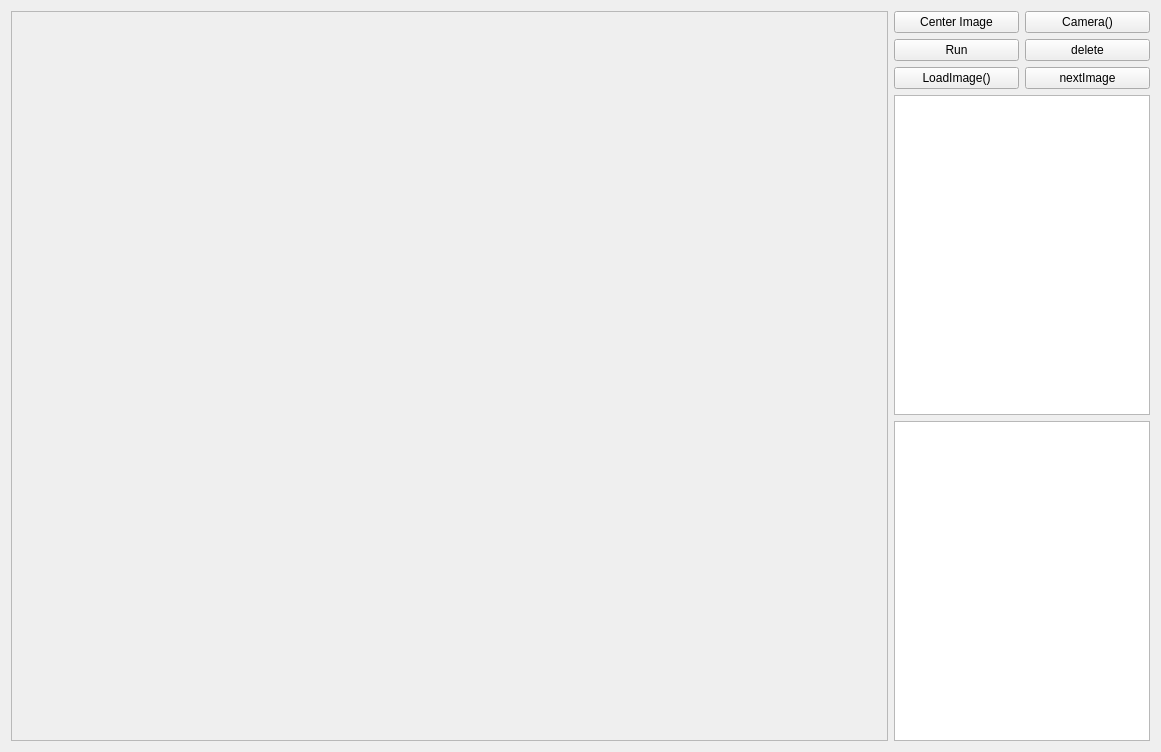
Before: the Qt Designer form MainWindow/form.ui in lsl0923/Version-Software, drawn with Qt 5.
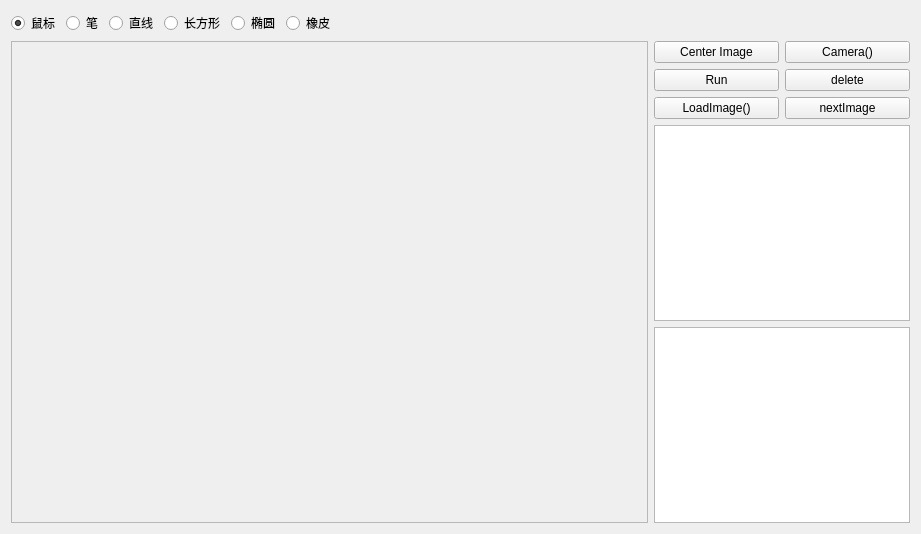
After: the same form once the commit is applied.

```diff
--- a/MainWindow/form.ui
+++ b/MainWindow/form.ui
@@ -6,8 +6,8 @@
    <rect>
     <x>0</x>
     <y>0</y>
-    <width>1161</width>
-    <height>752</height>
+    <width>921</width>
+    <height>534</height>
    </rect>
   </property>
   <property name="acceptDrops">
@@ -16,7 +16,102 @@
   <property name="windowTitle">
    <string>Form</string>
   </property>
-  <layout class="QHBoxLayout" name="horizontalLayout_3" stretch="1,0">
+  <layout class="QVBoxLayout" name="verticalLayout_5">
+   <item>
+    <layout class="QVBoxLayout" name="verticalLayout_4">
+     <item>
+      <layout class="QHBoxLayout" name="horizontalLayout_5">
+       <item>
+        <layout class="QHBoxLayout" name="horizontalLayout_3">
+         <item>
+          <widget class="QRadioButton" name="mouse">
+           <property name="font">
+            <font>
+             <pointsize>9</pointsize>
+            </font>
+           </property>
+           <property name="focusPolicy">
+            <enum>Qt::StrongFocus</enum>
+           </property>
+           <property name="inputMethodHints">
+            <set>Qt::ImhNone</set>
+           </property>
+           <property name="text">
+            <string>鼠标</string>
+           </property>
+           <property name="checked">
+            <bool>true</bool>
+           </property>
+          </widget>
+         </item>
+         <item>
+          <widget class="QRadioButton" name="pen">
+           <property name="font">
+            <font>
+             <pointsize>9</pointsize>
+            </font>
+           </property>
+           <property name="focusPolicy">
+            <enum>Qt::StrongFocus</enum>
+           </property>
+           <property name="inputMethodHints">
+            <set>Qt::ImhNone</set>
+           </property>
+           <property name="text">
+            <string>笔</string>
+           </property>
+           <property name="checked">
+            <bool>false</bool>
+           </property>
+          </widget>
+         </item>
+         <item>
+          <widget class="QRadioButton" name="radioButton">
+           <property name="text">
+            <string>直线</string>
+           </property>
+          </widget>
+         </item>
+         <item>
+          <widget class="QRadioButton" name="rect">
+           <property name="text">
+            <string>长方形</string>
+           </property>
+          </widget>
+         </item>
+         <item>
+          <widget class="QRadioButton" name="ellips">
+           <property name="text">
+            <string>椭圆</string>
+           </property>
+          </widget>
+         </item>
+         <item>
+          <widget class="QRadioButton" name="radioButton_2">
+           <property name="text">
+            <string>橡皮</string>
+           </property>
+          </widget>
+         </item>
+        </layout>
+       </item>
+       <item>
+        <spacer name="horizontalSpacer">
+         <property name="orientation">
+          <enum>Qt::Horizontal</enum>
+         </property>
+         <property name="sizeHint" stdset="0">
+          <size>
+           <width>40</width>
+           <height>20</height>
+          </size>
+         </property>
+        </spacer>
+       </item>
+      </layout>
+     </item>
+     <item>
+      <layout class="QHBoxLayout" name="horizontalLayout_4" stretch="1,0">
    <item>
     <widget class="QFrame" name="frame">
      <property name="frameShape">
@@ -103,6 +198,10 @@
         <bool>true</bool>
        </property>
       </widget>
+         </item>
+        </layout>
+       </item>
+      </layout>
      </item>
     </layout>
    </item>
```
Lines whose indentation alone changed are shown as unchanged.
